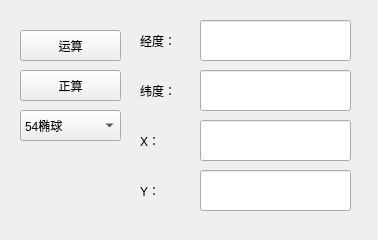
ranmoli/GaussCal, file mainwindow.ui: the form before one commit.
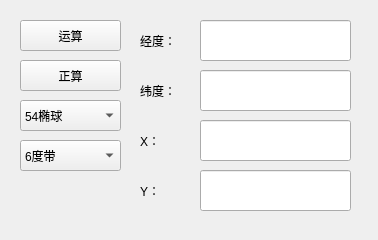
The form after the commit.

```diff
--- a/mainwindow.ui
+++ b/mainwindow.ui
@@ -18,7 +18,7 @@
     <property name="geometry">
      <rect>
       <x>20</x>
-      <y>70</y>
+      <y>60</y>
       <width>101</width>
       <height>31</height>
      </rect>
@@ -95,7 +95,7 @@
     <property name="geometry">
      <rect>
       <x>20</x>
-      <y>30</y>
+      <y>20</y>
       <width>101</width>
       <height>31</height>
      </rect>
@@ -108,7 +108,7 @@
     <property name="geometry">
      <rect>
       <x>20</x>
-      <y>110</y>
+      <y>100</y>
       <width>101</width>
       <height>31</height>
      </rect>
@@ -169,6 +169,26 @@
      </rect>
     </property>
    </widget>
+   <widget class="QComboBox" name="comboBox">
+    <property name="geometry">
+     <rect>
+      <x>20</x>
+      <y>140</y>
+      <width>101</width>
+      <height>31</height>
+     </rect>
+    </property>
+    <item>
+     <property name="text">
+      <string>6度带</string>
+     </property>
+    </item>
+    <item>
+     <property name="text">
+      <string>3度带</string>
+     </property>
+    </item>
+   </widget>
   </widget>
   <widget class="QMenuBar" name="menuBar">
    <property name="geometry">
```
Left out of the diff: 2 changed lines with no effect on the pictures.
